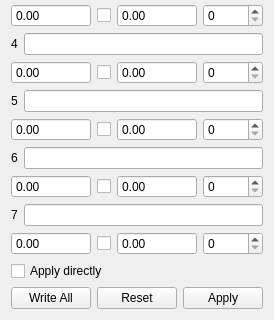
First picture: the form in ui/DDS.ui, repository MonroeQuantumNetworks/IonControl, before the edit; both pictures show x 0 to 274 and y 246 to 566 of the 274 by 566 pixel window.
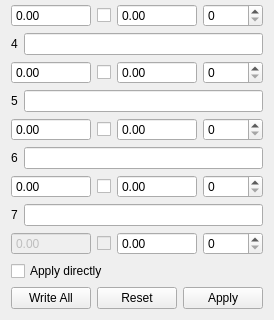
Second picture: the form after the edit. Custom widgets are drawn as their Qt base class.

Commit message: hardcode DDS7 = (DDS0 + DDS4)/2

Diff of the .ui file:
```diff
--- a/ui/DDS.ui
+++ b/ui/DDS.ui
@@ -501,6 +501,9 @@
      </item>
      <item row="18" column="0">
       <widget class="MagnitudeSpinBox" name="frequencyBox7">
+       <property name="enabled">
+        <bool>false</bool>
+       </property>
        <property name="sizePolicy">
         <sizepolicy hsizetype="MinimumExpanding" vsizetype="Fixed">
          <horstretch>0</horstretch>
@@ -584,6 +587,9 @@
      </item>
      <item row="18" column="1">
       <widget class="QCheckBox" name="evenBox7">
+       <property name="enabled">
+        <bool>false</bool>
+       </property>
        <property name="text">
         <string/>
        </property>
```
The commit also changes 2 other files.
